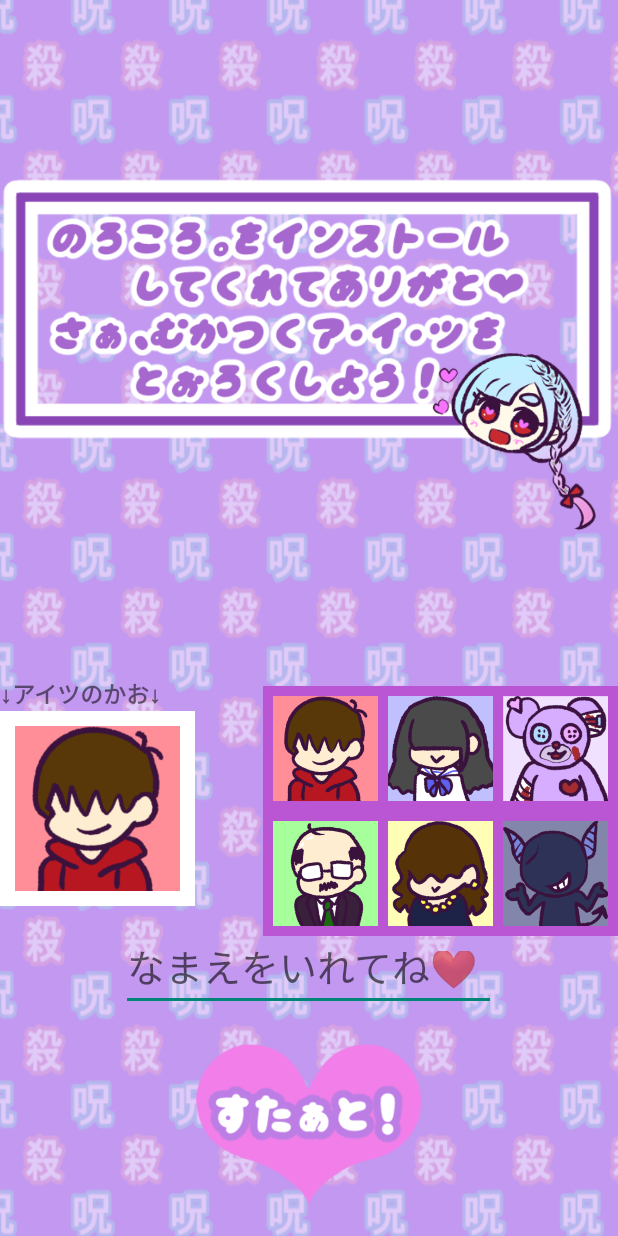
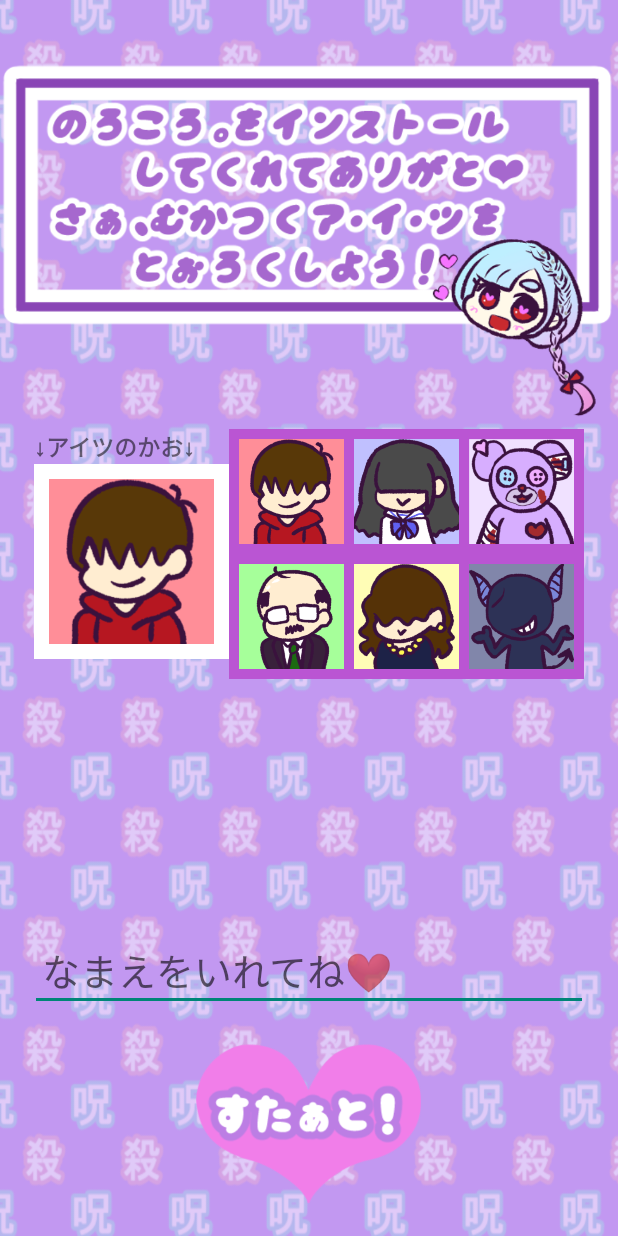
Before and after one commit to hayashidamoka/norokoro, an Android app: the screen it shows after launch (TourokuActivity), on a phone screen of 412 x 824 dp. Run offline under Robolectric (Android 15) with nearby library versions, the phone set to English and light mode, and no system bars.

Commit message:
登録画面直し中

```diff
--- a/app/src/main/java/jp/co/pannacotta/norokoro/TourokuActivity.java
+++ b/app/src/main/java/jp/co/pannacotta/norokoro/TourokuActivity.java
@@ -19,7 +19,7 @@ public class TourokuActivity extends AppCompatActivity {
         super.onCreate(savedInstanceState);
         setContentView(R.layout.activity_touroku);
         final EditText nameEditText = findViewById(R.id.nameEditText);
-        final ImageView start = findViewById(R.id.start);
+        final ImageView startButton = findViewById(R.id.startButton);
         final TextView ErrorText = findViewById(R.id.errorText);
         final ImageView dislike = findViewById(R.id.dislike);
 
@@ -77,7 +77,7 @@ public class TourokuActivity extends AppCompatActivity {
             }
         });
 
-        start.setOnClickListener(new View.OnClickListener() {
+        startButton.setOnClickListener(new View.OnClickListener() {
 
             @Override
             public void onClick(View v) {
--- a/app/src/main/res/layout/activity_touroku.xml
+++ b/app/src/main/res/layout/activity_touroku.xml
@@ -1,89 +1,93 @@
 <?xml version="1.0" encoding="utf-8"?>
-<RelativeLayout
-    xmlns:android="http://schemas.android.com/apk/res/android"
+<RelativeLayout xmlns:android="http://schemas.android.com/apk/res/android"
     xmlns:tools="http://schemas.android.com/tools"
     android:layout_width="match_parent"
-    android:layout_height="match_parent">
+    android:layout_height="match_parent"
+    android:background="@drawable/norokoro_haikei">
 
     <ImageView
-        android:id="@+id/norokoro_haikei"
+        android:id="@+id/installImageView"
         android:layout_width="match_parent"
-        android:layout_height="match_parent"
-        android:layout_centerVertical="true"
+        android:layout_height="250dp"
+        android:layout_alignParentTop="true"
+        android:layout_marginTop="36dp"
+        android:src="@drawable/install" />
+
+    <LinearLayout
+        android:layout_below="@+id/installImageView"
         android:layout_centerHorizontal="true"
-        android:background="@drawable/norokoro_haikei"
-        android:scaleType="centerCrop" />
+        android:layout_width="wrap_content"
+        android:layout_height="wrap_content"
+        android:orientation="horizontal">
 
-    <ImageView
-        android:id="@+id/start"
-        android:layout_width="150dp"
-        android:layout_height="150dp"
-        android:layout_alignParentBottom="true"
-        android:layout_centerInParent="true"
-        android:src="@drawable/start" />
+        <LinearLayout
+            android:id="@+id/faceImageLayout"
+            android:layout_width="wrap_content"
+            android:layout_height="wrap_content"
+            android:layout_marginStart="20dp"
+            android:layout_marginLeft="20dp"
+            android:orientation="vertical">
 
             <TextView
                 android:layout_width="wrap_content"
                 android:layout_height="wrap_content"
                 android:text="@string/aitunokao"
                 android:textSize="15sp"
-        android:textStyle="bold"
-        android:layout_above="@+id/dislike"/>
+                android:textStyle="bold" />
 
             <ImageView
                 android:id="@+id/dislike"
                 android:layout_width="130dp"
                 android:layout_height="130dp"
-        android:layout_alignParentStart="true"
-        android:layout_alignParentLeft="true"
-        android:layout_centerInParent="true"
-        android:src="@drawable/dislike_boy"
-        android:padding="10dp"
                 android:layout_marginBottom="20dp"
                 android:background="@color/white"
-        android:layout_above="@+id/nameEditText"/>
+                android:padding="10dp"
+                android:src="@drawable/dislike_boy" />
+        </LinearLayout>
 
         <LinearLayout
             android:layout_width="wrap_content"
             android:layout_height="wrap_content"
-        android:layout_alignParentEnd="true"
-        android:layout_alignParentRight="true"
+            android:orientation="vertical">
+
+            <LinearLayout
+                android:layout_width="wrap_content"
+                android:layout_height="wrap_content"
+                android:layout_marginEnd="20dp"
+                android:layout_marginRight="20dp"
                 android:background="@color/mediumorchid"
-        android:padding="3dp"
-        android:layout_above="@+id/line">
+                android:padding="3dp">
 
                 <ImageView
                     android:id="@+id/dislike_boy"
                     android:layout_width="70dp"
                     android:layout_height="70dp"
                     android:layout_margin="3dp"
-        android:src="@drawable/dislike_boy"/>
+                    android:src="@drawable/dislike_boy" />
 
                 <ImageView
                     android:id="@+id/dislike_girl"
                     android:layout_width="70dp"
                     android:layout_height="70dp"
                     android:layout_margin="3dp"
-        android:src="@drawable/dislike_girl"/>
+                    android:src="@drawable/dislike_girl" />
 
                 <ImageView
                     android:id="@+id/dislike_bare"
                     android:layout_width="70dp"
                     android:layout_height="70dp"
                     android:layout_margin="3dp"
-        android:src="@drawable/dislike_bare"/>
+                    android:src="@drawable/dislike_bare" />
 
             </LinearLayout>
 
             <LinearLayout
-        android:id="@+id/line"
                 android:layout_width="wrap_content"
                 android:layout_height="wrap_content"
-        android:layout_alignParentEnd="true"
-        android:layout_alignParentRight="true"
+                android:layout_marginEnd="20dp"
+                android:layout_marginRight="20dp"
                 android:background="@color/mediumorchid"
-        android:padding="3dp"
-        android:layout_above="@+id/nameEditText">
+                android:padding="3dp">
 
                 <ImageView
                     android:id="@+id/dislike_mister"
@@ -108,38 +112,47 @@
 
             </LinearLayout>
 
-    <EditText
-        android:id="@+id/nameEditText"
-        android:layout_width="250dp"
-        android:layout_height="50dp"
-        android:layout_centerInParent="true"
-        android:textSize="25sp"
-        android:hint="@string/namaewoiretene"
-        android:layout_above="@id/start"/>
+        </LinearLayout>
 
-    <ImageView
-        android:id="@+id/install"
-        android:layout_width="match_parent"
-        android:layout_height="match_parent"
-        android:layout_marginTop="-350dp"
-        android:src="@drawable/install"
-        android:layout_alignParentTop="true" />
+    </LinearLayout>
 
     <TextView
         android:id="@+id/errorText"
         android:layout_width="wrap_content"
         android:layout_height="wrap_content"
-        tools:text="@string/error"
-        android:textStyle="bold"
-        android:textSize="20sp"
-        android:textColor="@color/white"
+        android:layout_above="@+id/nameEditText"
+        android:layout_centerInParent="true"
+        android:background="@color/usuiPlum"
         android:shadowColor="@color/usuiViolet"
         android:shadowDx="5"
         android:shadowDy="5"
-        android:background="@color/usuiPlum"
         android:shadowRadius="2"
-        android:layout_above="@+id/nameEditText"
+        android:textColor="@color/white"
+        android:textSize="20sp"
+        android:textStyle="bold"
+        tools:text="@string/error" />
+
+    <EditText
+        android:id="@+id/nameEditText"
+        android:layout_width="match_parent"
+        android:layout_height="wrap_content"
+        android:layout_above="@id/startButton"
         android:layout_centerInParent="true"
-        />
+        android:layout_marginStart="20dp"
+        android:layout_marginLeft="20dp"
+        android:layout_marginTop="8dp"
+        android:layout_marginEnd="20dp"
+        android:layout_marginRight="20dp"
+        android:hint="@string/namaewoiretene"
+        android:padding="8dp"
+        android:textSize="25sp" />
+
+    <ImageView
+        android:id="@+id/startButton"
+        android:layout_width="150dp"
+        android:layout_height="150dp"
+        android:layout_alignParentBottom="true"
+        android:layout_centerHorizontal="true"
+        android:src="@drawable/start" />
 
 </RelativeLayout>
```
Lines whose indentation alone changed are shown as unchanged.
